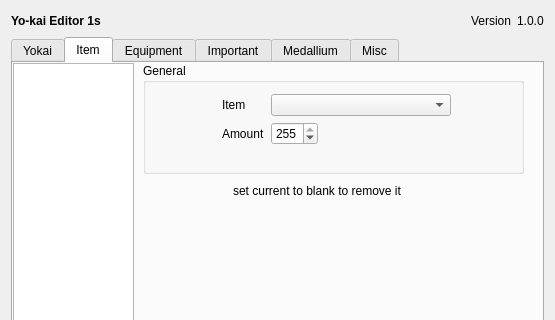
Before: the Qt Designer form my-editor/1s/gui.ui in nobodyF34R/ykw-editors, drawn with Qt 5; both pictures show x 0 to 555 and y 0 to 320 of the 555 by 535 pixel window.
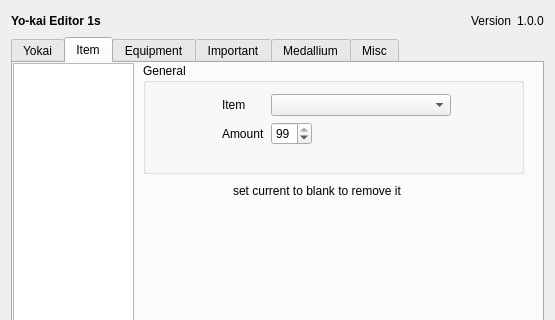
After: the same form once the commit is applied. The open tabs and pages were chosen to show the change.

Patch:
```diff
--- a/my-editor/1s/gui.ui
+++ b/my-editor/1s/gui.ui
@@ -486,10 +486,10 @@
              <item row="1" column="1">
               <widget class="QSpinBox" name="itemAmount">
                <property name="maximum">
-                <number>255</number>
+                <number>99</number>
                </property>
                <property name="value">
-                <number>255</number>
+                <number>99</number>
                </property>
               </widget>
              </item>
```
